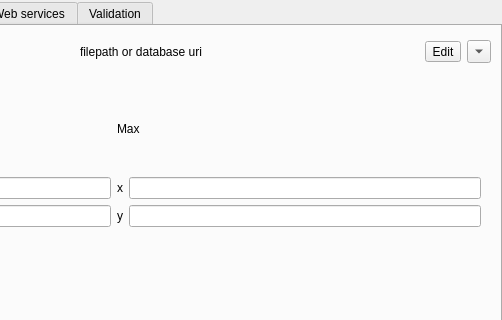
This is layersettingsraster.ui in QMapfileEditor/QMapfileEditor as Qt 5 draws it before an edit; both pictures show x 352 to 854 and y 0 to 320 of the 854 by 582 pixel window. The edited form follows.
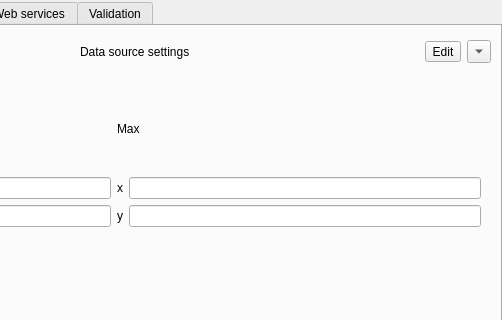
This is the edited form. The open tabs and pages were chosen to show the change. Icons and pictures are not drawn.

Commit message: Add vertical and horizontal spacer for better layout

The edit to the form file:
```diff
--- a/layersettingsraster.ui
+++ b/layersettingsraster.ui
@@ -826,7 +826,7 @@
      <item>
       <widget class="QLabel" name="layer_adddata_label">
        <property name="text">
-        <string>filepath or database uri</string>
+        <string>Data source settings</string>
        </property>
       </widget>
      </item>
```
The commit also changes 1 other file.
